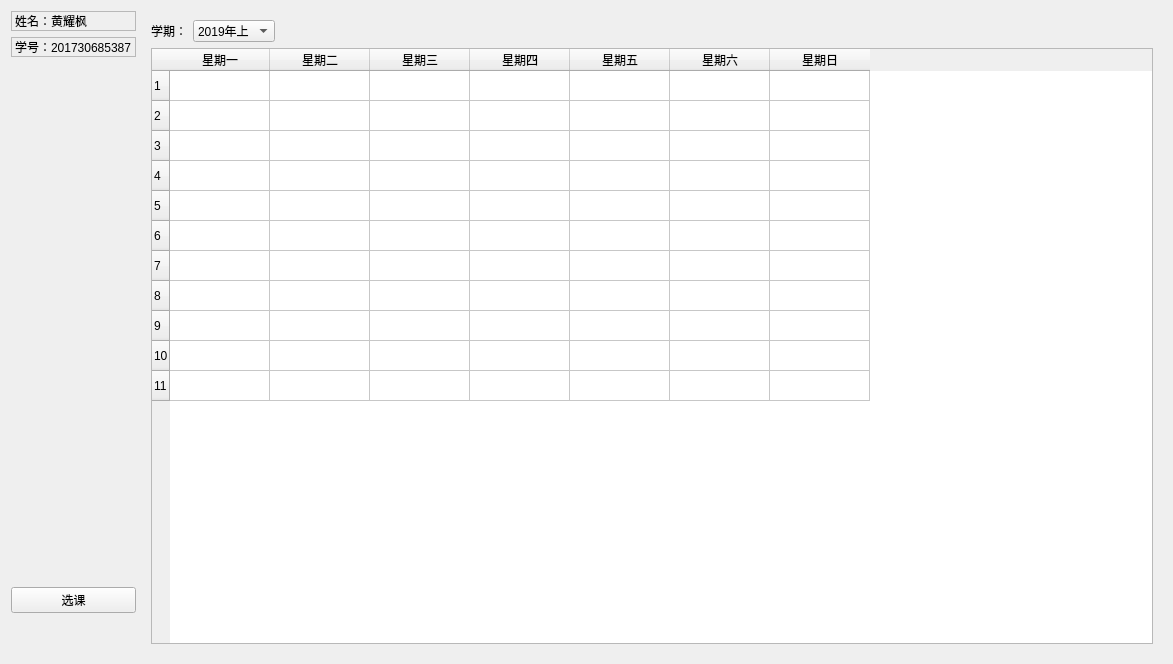
Qt form Client/mainwin.ui (NichtsHsu/SelectCourse) before a commit.
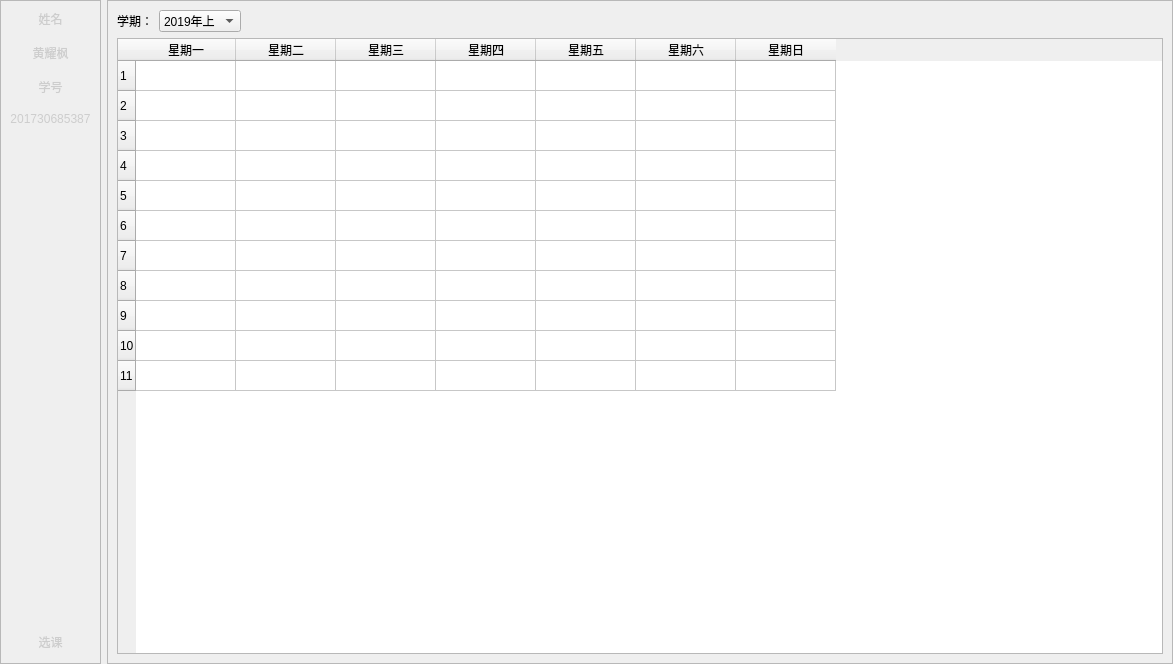
The same form after that commit. Icons and pictures are not drawn.

The edit to the form file:
```diff
--- a/Client/mainwin.ui
+++ b/Client/mainwin.ui
@@ -13,8 +13,37 @@
   <property name="windowTitle">
    <string>基本信息</string>
   </property>
+  <layout class="QHBoxLayout" name="horizontalLayout_2">
+   <property name="leftMargin">
+    <number>0</number>
+   </property>
+   <property name="topMargin">
+    <number>0</number>
+   </property>
+   <property name="rightMargin">
+    <number>0</number>
+   </property>
+   <property name="bottomMargin">
+    <number>0</number>
+   </property>
+   <item>
+    <widget class="QFrame" name="frame">
+     <property name="styleSheet">
+      <string notr="true">QFrame#frame{
+background-color: rgb(77, 77, 77);
+
+};
+
+</string>
+     </property>
+     <property name="frameShape">
+      <enum>QFrame::StyledPanel</enum>
+     </property>
+     <property name="frameShadow">
+      <enum>QFrame::Raised</enum>
+     </property>
   <layout class="QGridLayout" name="gridLayout">
-   <item row="0" column="0">
+      <item row="0" column="1">
     <layout class="QVBoxLayout" name="verticalLayout_2">
      <item>
       <widget class="QLabel" name="label">
@@ -24,39 +53,120 @@
          <verstretch>0</verstretch>
         </sizepolicy>
        </property>
+          <property name="styleSheet">
+           <string notr="true">color: rgb(205, 205, 205);</string>
+          </property>
        <property name="frameShape">
-        <enum>QFrame::StyledPanel</enum>
+           <enum>QFrame::NoFrame</enum>
        </property>
        <property name="frameShadow">
         <enum>QFrame::Plain</enum>
        </property>
        <property name="text">
-        <string>姓名：黄耀枫</string>
+           <string>姓名</string>
        </property>
        <property name="textFormat">
         <enum>Qt::AutoText</enum>
        </property>
        <property name="alignment">
-        <set>Qt::AlignLeading|Qt::AlignLeft|Qt::AlignVCenter</set>
+           <set>Qt::AlignCenter</set>
        </property>
       </widget>
      </item>
+        <item>
+         <spacer name="verticalSpacer_2">
+          <property name="orientation">
+           <enum>Qt::Vertical</enum>
+          </property>
+          <property name="sizeType">
+           <enum>QSizePolicy::Fixed</enum>
+          </property>
+          <property name="sizeHint" stdset="0">
+           <size>
+            <width>20</width>
+            <height>10</height>
+           </size>
+          </property>
+         </spacer>
+        </item>
+        <item>
+         <widget class="QLabel" name="label_5">
+          <property name="styleSheet">
+           <string notr="true">color: rgb(205, 205, 205);</string>
+          </property>
+          <property name="text">
+           <string>黄耀枫</string>
+          </property>
+          <property name="alignment">
+           <set>Qt::AlignCenter</set>
+          </property>
+         </widget>
+        </item>
+        <item>
+         <spacer name="verticalSpacer_3">
+          <property name="orientation">
+           <enum>Qt::Vertical</enum>
+          </property>
+          <property name="sizeType">
+           <enum>QSizePolicy::Fixed</enum>
+          </property>
+          <property name="sizeHint" stdset="0">
+           <size>
+            <width>20</width>
+            <height>10</height>
+           </size>
+          </property>
+         </spacer>
+        </item>
      <item>
       <widget class="QLabel" name="label_2">
        <property name="cursor">
         <cursorShape>ArrowCursor</cursorShape>
        </property>
+          <property name="styleSheet">
+           <string notr="true">color: rgb(205, 205, 205);</string>
+          </property>
        <property name="frameShape">
-        <enum>QFrame::StyledPanel</enum>
+           <enum>QFrame::NoFrame</enum>
        </property>
        <property name="frameShadow">
         <enum>QFrame::Plain</enum>
        </property>
        <property name="text">
-        <string>学号：201730685387</string>
+           <string>学号</string>
        </property>
        <property name="alignment">
-        <set>Qt::AlignLeading|Qt::AlignLeft|Qt::AlignVCenter</set>
+           <set>Qt::AlignCenter</set>
+          </property>
+         </widget>
+        </item>
+        <item>
+         <spacer name="verticalSpacer_4">
+          <property name="orientation">
+           <enum>Qt::Vertical</enum>
+          </property>
+          <property name="sizeType">
+           <enum>QSizePolicy::Fixed</enum>
+          </property>
+          <property name="sizeHint" stdset="0">
+           <size>
+            <width>20</width>
+            <height>10</height>
+           </size>
+          </property>
+         </spacer>
+        </item>
+        <item>
+         <widget class="QLabel" name="label_4">
+          <property name="styleSheet">
+           <string notr="true">
+color: rgb(205, 205, 205);</string>
+          </property>
+          <property name="text">
+           <string>201730685387</string>
+          </property>
+          <property name="alignment">
+           <set>Qt::AlignCenter</set>
        </property>
       </widget>
      </item>
@@ -74,45 +184,53 @@
       </spacer>
      </item>
      <item>
-      <widget class="QPushButton" name="chooseClassButton">
+         <widget class="QToolButton" name="chooseClassButton">
        <property name="sizePolicy">
-        <sizepolicy hsizetype="Preferred" vsizetype="Fixed">
+           <sizepolicy hsizetype="Preferred" vsizetype="Preferred">
          <horstretch>0</horstretch>
          <verstretch>0</verstretch>
         </sizepolicy>
        </property>
+          <property name="styleSheet">
+           <string notr="true">color: rgb(205, 205, 205);</string>
+          </property>
        <property name="text">
         <string>选课</string>
        </property>
-       <property name="checkable">
-        <bool>false</bool>
-       </property>
-       <property name="autoDefault">
-        <bool>false</bool>
-       </property>
-      </widget>
-     </item>
-     <item>
-      <spacer name="verticalSpacer_2">
-       <property name="orientation">
-        <enum>Qt::Vertical</enum>
-       </property>
-       <property name="sizeType">
-        <enum>QSizePolicy::Fixed</enum>
-       </property>
-       <property name="sizeHint" stdset="0">
+          <property name="icon">
+           <iconset resource="src.qrc">
+            <normaloff>:/icons/icon/choose.png</normaloff>:/icons/icon/choose.png</iconset>
+          </property>
+          <property name="iconSize">
         <size>
-         <width>20</width>
-         <height>40</height>
-        </size>
-       </property>
-      </spacer>
+            <width>50</width>
+            <height>50</height>
+           </size>
+          </property>
+          <property name="toolButtonStyle">
+           <enum>Qt::ToolButtonTextUnderIcon</enum>
+          </property>
+          <property name="autoRaise">
+           <bool>true</bool>
+          </property>
+         </widget>
      </item>
     </layout>
    </item>
-   <item row="0" column="1">
-    <widget class="QWidget" name="widget" native="true">
-     <layout class="QVBoxLayout" name="verticalLayout">
+     </layout>
+    </widget>
+   </item>
+   <item>
+    <widget class="QFrame" name="frame_2">
+     <property name="frameShape">
+      <enum>QFrame::StyledPanel</enum>
+     </property>
+     <property name="frameShadow">
+      <enum>QFrame::Raised</enum>
+     </property>
+     <layout class="QGridLayout" name="gridLayout_2">
+      <item row="0" column="0">
+       <layout class="QVBoxLayout" name="verticalLayout_3">
       <item>
        <layout class="QHBoxLayout" name="horizontalLayout">
         <item>
@@ -266,6 +384,8 @@
        </widget>
       </item>
      </layout>
+      </item>
+     </layout>
     </widget>
    </item>
   </layout>
```
Left out of the diff: 4 changed lines with no effect on the pictures. Lines whose indentation alone changed are shown as unchanged.
